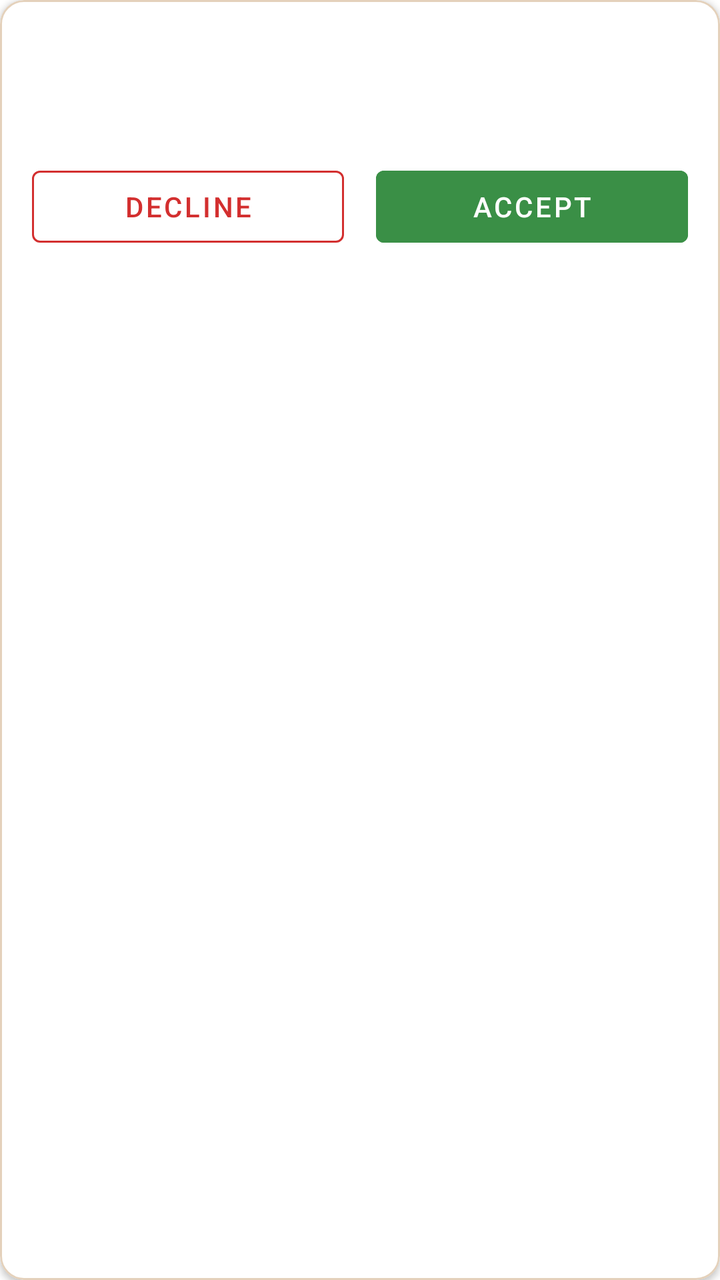
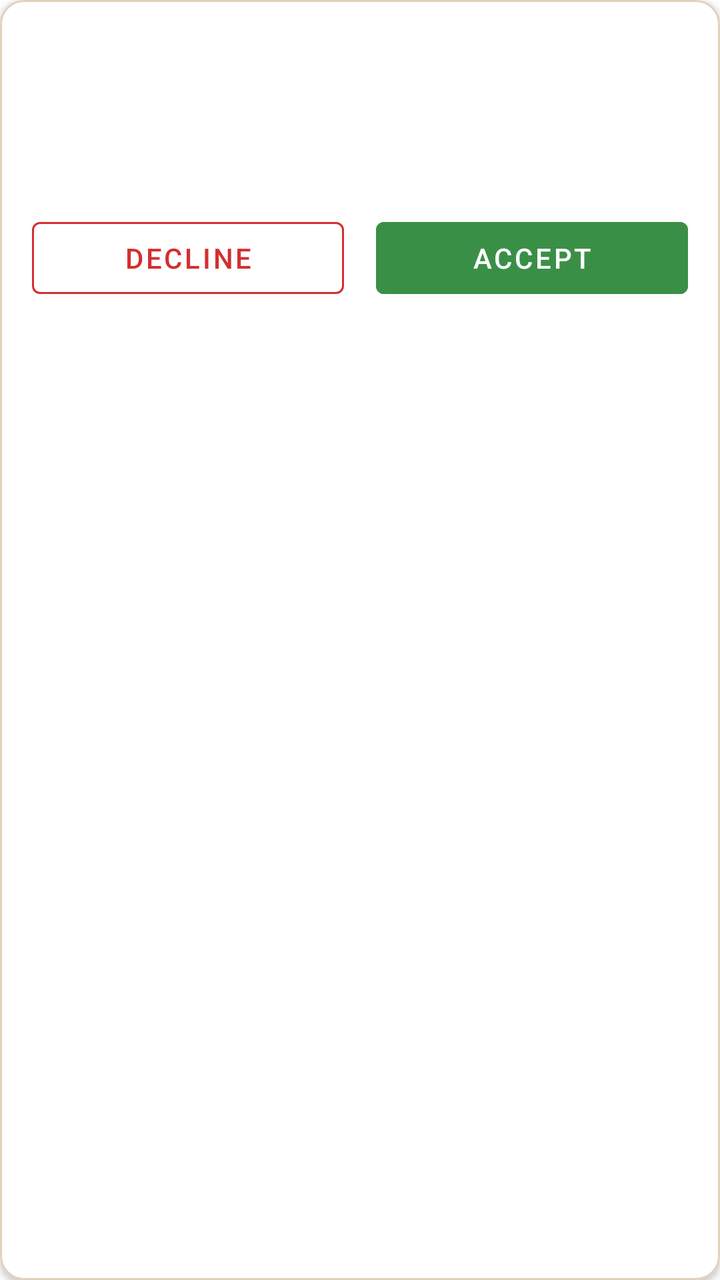

Screens rendered from an Android XML layout before and after an edit, with the pre-edit source and the edit as a unified diff.
<!-- AndroidManifest.xml: application theme Theme.NannySystem -->
<!-- res/layout/item_booking_request.xml -->
<?xml version="1.0" encoding="utf-8"?>
<com.google.android.material.card.MaterialCardView
    xmlns:android="http://schemas.android.com/apk/res/android"
    xmlns:app="http://schemas.android.com/apk/res-auto"
    android:layout_width="match_parent"
    android:layout_height="wrap_content"
    android:layout_marginHorizontal="16dp"
    android:layout_marginVertical="8dp"
    app:cardBackgroundColor="#FFFFFF"
    app:cardCornerRadius="12dp"
    app:cardElevation="2dp"
    app:strokeColor="#E4D1BB"
    app:strokeWidth="1dp">

    <androidx.constraintlayout.widget.ConstraintLayout
        android:layout_width="match_parent"
        android:layout_height="wrap_content"
        android:padding="16dp">

        
        <TextView
            android:id="@+id/tvReqParentName"
            android:layout_width="0dp"
            android:layout_height="wrap_content"
            android:layout_marginEnd="16dp"
            android:textColor="#A06A3B"
            android:textSize="18sp"
            android:textStyle="bold"
            app:layout_constraintEnd_toStartOf="@+id/tvReqStatus"
            app:layout_constraintStart_toStartOf="parent"
            app:layout_constraintTop_toTopOf="parent" />

        
        <TextView
            android:id="@+id/tvReqDateTime"
            android:layout_width="0dp"
            android:layout_height="wrap_content"
            android:layout_marginTop="4dp"
            android:textColor="#757575"
            android:textSize="14sp"
            app:layout_constraintEnd_toEndOf="@+id/tvReqParentName"
            app:layout_constraintStart_toStartOf="parent"
            app:layout_constraintTop_toBottomOf="@+id/tvReqParentName" />

        
        <TextView
            android:id="@+id/tvReqStatus"
            android:layout_width="wrap_content"
            android:layout_height="wrap_content"
            android:textAllCaps="true"
            android:textSize="13sp"
            android:textStyle="bold"
            app:layout_constraintEnd_toEndOf="parent"
            app:layout_constraintTop_toTopOf="parent" />

        
        <LinearLayout
            android:id="@+id/layoutActionButtons"
            android:layout_width="match_parent"
            android:layout_height="wrap_content"
            android:layout_marginTop="16dp"
            android:orientation="horizontal"
            app:layout_constraintTop_toBottomOf="@+id/tvReqDateTime">

            <com.google.android.material.button.MaterialButton
                android:id="@+id/btnDeclineReq"
                style="@style/Widget.MaterialComponents.Button.OutlinedButton"
                android:layout_width="0dp"
                android:layout_height="wrap_content"
                android:layout_marginEnd="8dp"
                android:layout_weight="1"
                android:text="Decline"
                android:textColor="#D32F2F"
                app:strokeColor="#D32F2F"
                app:strokeWidth="1dp" />

            <com.google.android.material.button.MaterialButton
                android:id="@+id/btnAcceptReq"
                android:layout_width="0dp"
                android:layout_height="wrap_content"
                android:layout_marginStart="8dp"
                android:layout_weight="1"
                android:backgroundTint="#3A8F46"
                android:text="Accept"
                android:textColor="#FFFFFF" />

        </LinearLayout>

        
        <com.google.android.material.button.MaterialButton
            android:id="@+id/btnComplete"
            android:layout_width="match_parent"
            android:layout_height="wrap_content"
            android:layout_marginTop="16dp"
            android:backgroundTint="#A06A3B"
            android:text="Mark Job as Completed"
            android:textColor="#FFFFFF"
            android:textStyle="bold"
            android:visibility="gone"
            app:layout_constraintTop_toBottomOf="@+id/tvReqDateTime" />

    </androidx.constraintlayout.widget.ConstraintLayout>

</com.google.android.material.card.MaterialCardView>
<!-- resources referenced by this layout -->
<resources>
  <style name="Theme.NannySystem" parent="Theme.MaterialComponents.DayNight.DarkActionBar">
          
          <item name="colorPrimary">@color/purple_500</item>
          <item name="colorPrimaryVariant">@color/purple_700</item>
          <item name="colorOnPrimary">@color/white</item>
          
          <item name="colorSecondary">@color/teal_200</item>
          <item name="colorSecondaryVariant">@color/teal_700</item>
          <item name="colorOnSecondary">@color/black</item>
          
          <item name="android:statusBarColor">?attr/colorPrimaryVariant</item>
          
      </style>
  <color name="purple_500">#FF6200EE</color>
  <color name="purple_700">#FF3700B3</color>
  <color name="white">#FFFFFFFF</color>
  <color name="teal_200">#FF03DAC5</color>
  <color name="teal_700">#FF018786</color>
  <color name="black">#FF000000</color>
</resources>

<!-- the commit's change to res/layout/item_booking_request.xml (unified diff, before → after) -->
@@ -22,11 +22,10 @@
             android:id="@+id/tvReqParentName"
             android:layout_width="0dp"
             android:layout_height="wrap_content"
-            android:layout_marginEnd="16dp"
             android:textColor="#A06A3B"
             android:textSize="18sp"
             android:textStyle="bold"
-            app:layout_constraintEnd_toStartOf="@+id/tvReqStatus"
+            app:layout_constraintEnd_toEndOf="parent"
             app:layout_constraintStart_toStartOf="parent"
             app:layout_constraintTop_toTopOf="parent" />
 
@@ -38,20 +37,23 @@
             android:layout_marginTop="4dp"
             android:textColor="#757575"
             android:textSize="14sp"
-            app:layout_constraintEnd_toEndOf="@+id/tvReqParentName"
+            app:layout_constraintEnd_toEndOf="parent"
             app:layout_constraintStart_toStartOf="parent"
             app:layout_constraintTop_toBottomOf="@+id/tvReqParentName" />
 
         
         <TextView
             android:id="@+id/tvReqStatus"
-            android:layout_width="wrap_content"
+            android:layout_width="match_parent"
             android:layout_height="wrap_content"
+            android:layout_marginTop="8dp"
             android:textAllCaps="true"
+            android:textColor="#0000FF"
             android:textSize="13sp"
             android:textStyle="bold"
             app:layout_constraintEnd_toEndOf="parent"
-            app:layout_constraintTop_toTopOf="parent" />
+            app:layout_constraintStart_toStartOf="parent"
+            app:layout_constraintTop_toBottomOf="@+id/tvReqDateTime" />
 
         
         <LinearLayout
@@ -60,7 +62,7 @@
             android:layout_height="wrap_content"
             android:layout_marginTop="16dp"
             android:orientation="horizontal"
-            app:layout_constraintTop_toBottomOf="@+id/tvReqDateTime">
+            app:layout_constraintTop_toBottomOf="@+id/tvReqStatus">
 
             <com.google.android.material.button.MaterialButton
                 android:id="@+id/btnDeclineReq"
@@ -83,21 +85,35 @@
                 android:backgroundTint="#3A8F46"
                 android:text="Accept"
                 android:textColor="#FFFFFF" />
+        </LinearLayout>
 
-        </LinearLayout>
+        
+        <com.google.android.material.button.MaterialButton
+            android:id="@+id/btnChat"
+            style="@style/Widget.MaterialComponents.Button.OutlinedButton"
+            android:layout_width="match_parent"
+            android:layout_height="wrap_content"
+            android:layout_marginTop="8dp"
+            android:text="Message"
+            android:textColor="#A06A3B"
+            app:strokeColor="#A06A3B"
+            app:strokeWidth="1dp"
+            android:visibility="gone"
+            app:layout_constraintTop_toBottomOf="@+id/layoutActionButtons" /> 
+
 
         
         <com.google.android.material.button.MaterialButton
             android:id="@+id/btnComplete"
             android:layout_width="match_parent"
             android:layout_height="wrap_content"
-            android:layout_marginTop="16dp"
+            android:layout_marginTop="8dp"
             android:backgroundTint="#A06A3B"
             android:text="Mark Job as Completed"
             android:textColor="#FFFFFF"
             android:textStyle="bold"
             android:visibility="gone"
-            app:layout_constraintTop_toBottomOf="@+id/tvReqDateTime" />
+            app:layout_constraintTop_toBottomOf="@+id/btnChat" /> 
 
     </androidx.constraintlayout.widget.ConstraintLayout>
 
